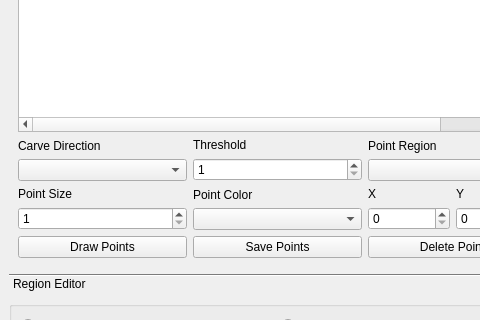
Old version of the form pointdetector/ui/interface.ui in the repository D-K-E/SeamPointDetector; both pictures show x 0 to 480 and y 415 to 735 of the 1012 by 850 pixel window.
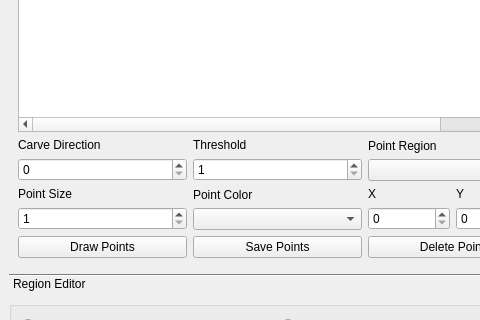
New version of the form. The open tabs and pages were chosen to show the change.

Commit message:
Seammarker changes with interface and gitignore
Now seammarker implements a best search path algorithm, a variant of
uniform cost search, in the hop of being a little more flexible than
regular dynamic programming.

Diff of the .ui file:
```diff
--- a/pointdetector/ui/interface.ui
+++ b/pointdetector/ui/interface.ui
@@ -140,7 +140,7 @@
             <rect>
              <x>0</x>
              <y>0</y>
-             <width>556</width>
+             <width>536</width>
              <height>525</height>
             </rect>
            </property>
@@ -182,7 +182,11 @@
                  </widget>
                 </item>
                 <item>
-                 <widget class="QComboBox" name="pointDirectionComboBox"/>
+                 <widget class="QSpinBox" name="pointDirectionSpin">
+                  <property name="maximum">
+                   <number>359</number>
+                  </property>
+                 </widget>
                 </item>
                </layout>
               </item>
```
Left out of the diff: 8 changed lines with no effect on the pictures. The commit also changes 6 other files.
